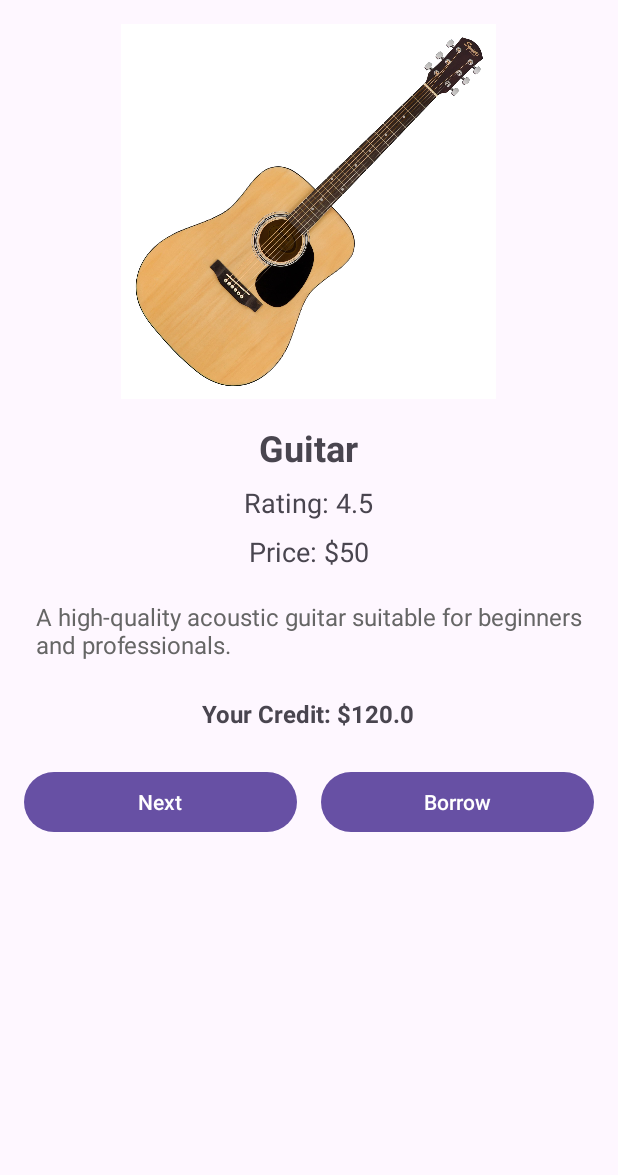
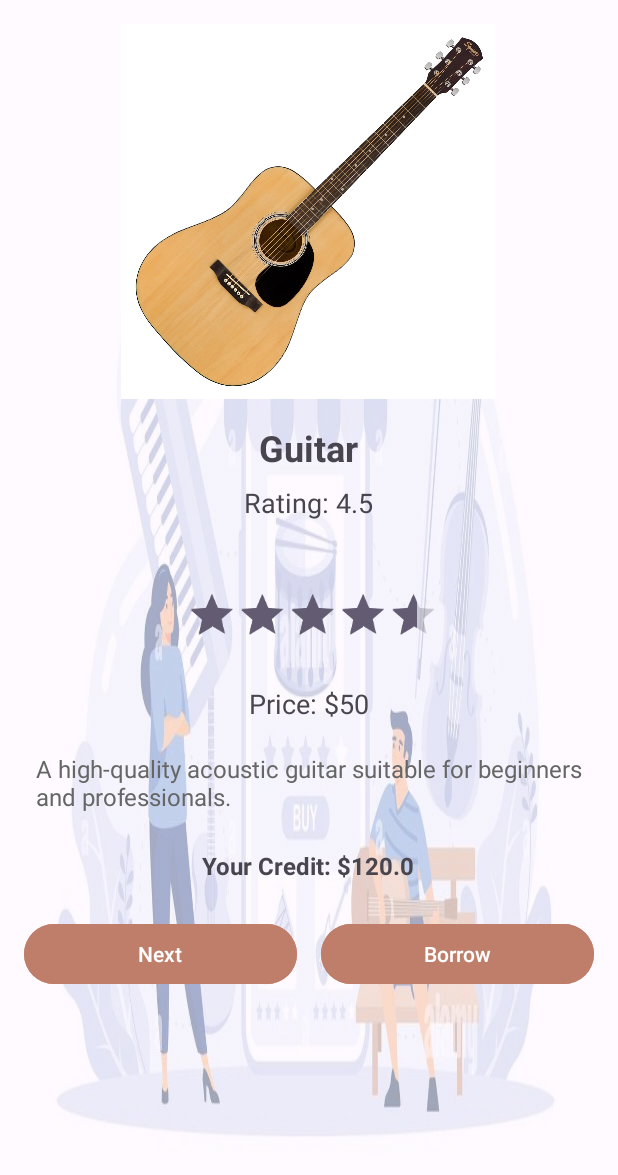
Before and after one commit to hreezumaharjan/Assignment03-104104359, an Android app: the screen it shows after launch (MainActivity), on a phone screen of 412 x 824 dp. Shown: the top 1175 px of the screen. Run offline under Robolectric (Android 15) with nearby library versions, the phone set to English and light mode, and no system bars.

Commit message:
first commit

```diff
--- a/app/src/main/java/au/edu/swin/sdmd/w06_myfirstintent/MainActivity.kt
+++ b/app/src/main/java/au/edu/swin/sdmd/w06_myfirstintent/MainActivity.kt
@@ -6,6 +6,7 @@ import android.os.Bundle
 import android.util.Log
 import android.widget.Button
 import android.widget.ImageView
+import android.widget.RatingBar
 import android.widget.TextView
 import androidx.appcompat.app.AppCompatActivity
 
@@ -33,6 +34,8 @@ class MainActivity : AppCompatActivity() {
     private lateinit var descriptionTextView: TextView
     private lateinit var nextButton: Button
     private lateinit var borrowButton: Button
+    private lateinit var ratingbar: RatingBar
+
 
     override fun onCreate(savedInstanceState: Bundle?) {
         super.onCreate(savedInstanceState)
@@ -83,6 +86,7 @@ class MainActivity : AppCompatActivity() {
         nextButton = findViewById(R.id.nextButton)
         borrowButton = findViewById(R.id.borrowButton)
         userCreditMainTextView = findViewById(R.id.userCreditMainTextView)
+        ratingbar = findViewById(R.id.ratingBar)
 
         // Update the UI to display the first rental item
         updateUI()
@@ -120,6 +124,7 @@ class MainActivity : AppCompatActivity() {
         val item = rentalItems[currentIndex] // Get the current rental item
         nameTextView.text = item.name
         ratingTextView.text = "Rating: ${item.rating}"
+        ratingbar.rating =  item.rating
         priceTextView.text = "Price: ${item.pricePerMonth}"
         descriptionTextView.text = item.description
         imageView.setImageResource(item.imageResId) // Set the image for the rental item
--- a/app/src/main/res/layout/activity_main.xml
+++ b/app/src/main/res/layout/activity_main.xml
@@ -9,7 +9,8 @@
         android:layout_height="wrap_content"
         android:orientation="vertical"
         android:padding="16dp"
-        android:gravity="center_horizontal">
+        android:gravity="center_horizontal"
+        android:background="@drawable/store">
 
         <!-- Enlarged ImageView -->
         <ImageView
@@ -38,6 +39,23 @@
             android:layout_marginTop="8dp"
             android:text="Rating: 4.5"
             android:textSize="18sp" />
+        <RatingBar
+            android:id="@+id/ratingBar"
+            android:layout_width="243dp"
+            android:layout_height="65dp"
+            android:layout_gravity="center"
+            android:layout_marginStart="4dp"
+            android:layout_marginTop="36dp"
+            android:isIndicator="true"
+            android:numStars="5"
+
+            android:rating="3.5"
+            android:scaleX="0.7"
+            android:scaleY="0.7"
+            android:stepSize="0.1"
+ />
+
+
 
         <!-- Item Price -->
         <TextView
@@ -75,7 +93,8 @@
             android:layout_height="wrap_content"
             android:layout_marginTop="24dp"
             android:orientation="horizontal"
-            android:gravity="center">
+            android:gravity="center"
+            android:backgroundTint="@color/button">
 
             <!-- Next Button -->
             <Button
@@ -84,7 +103,8 @@
                 android:layout_height="wrap_content"
                 android:layout_weight="1"
                 android:layout_marginEnd="8dp"
-                android:text="@string/next" />
+                android:text="@string/next"
+                android:backgroundTint="@color/button"/>
 
             <!-- Borrow Button -->
             <Button
@@ -93,7 +113,8 @@
                 android:layout_height="wrap_content"
                 android:layout_weight="1"
                 android:layout_marginStart="8dp"
-                android:text="@string/borrow" />
+                android:text="@string/borrow"
+                android:backgroundTint="@color/button"/>
         </LinearLayout>
 
     </LinearLayout>
```
Also changed, not shown: app/src/main/res/layout/activity_detail.xml (+27 -4 lines), app/src/main/res/values/colors.xml (+5 -11 lines), app/src/main/res/drawable/counter.webp (added), app/src/main/res/drawable/store.png (added).
